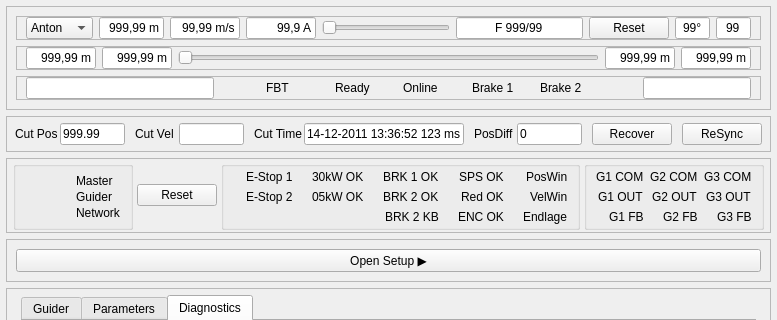
First picture: the form in src/steuerung3d/apps/yellow/ui_split/yellow3_merged.ui, repository martburg/qt_panda_spike_repo, before the edit; both pictures show x 0 to 777 and y 0 to 320 of the 777 by 623 pixel window.
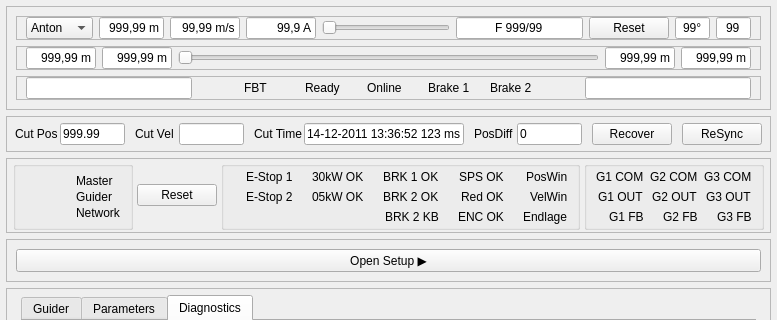
Second picture: the form after the edit.

The edit to the form file:
```diff
--- a/src/steuerung3d/apps/yellow/ui_split/yellow3_merged.ui
+++ b/src/steuerung3d/apps/yellow/ui_split/yellow3_merged.ui
@@ -440,7 +440,7 @@
          <property name="frameShadow">
           <enum>QFrame::Shadow::Raised</enum>
          </property>
-         <layout class="QHBoxLayout" name="horizontalLayout_2" stretch="3,0,1,1,1,1,1,0,0,0">
+         <layout class="QHBoxLayout" name="horizontalLayout_2" stretch="3,0,1,1,1,1,1,0,0,3">
           <property name="topMargin">
            <number>0</number>
           </property>
@@ -448,7 +448,17 @@
            <number>0</number>
           </property>
           <item>
-           <widget class="QLineEdit" name="txtHdrBannerLeft"/>
+           <widget class="QLineEdit" name="txtHdrBannerLeft">
+            <property name="sizePolicy">
+             <sizepolicy hsizetype="Expanding" vsizetype="Fixed">
+              <horstretch>0</horstretch>
+              <verstretch>0</verstretch>
+             </sizepolicy>
+            </property>
+            <property name="alignment">
+             <set>Qt::AlignmentFlag::AlignCenter</set>
+            </property>
+           </widget>
           </item>
           <item>
            <spacer name="horizontalSpacer">
@@ -690,7 +700,17 @@
            </spacer>
           </item>
           <item>
-           <widget class="QLineEdit" name="txtHdrBannerRight"/>
+           <widget class="QLineEdit" name="txtHdrBannerRight">
+            <property name="sizePolicy">
+             <sizepolicy hsizetype="Expanding" vsizetype="Fixed">
+              <horstretch>0</horstretch>
+              <verstretch>0</verstretch>
+             </sizepolicy>
+            </property>
+            <property name="alignment">
+             <set>Qt::AlignmentFlag::AlignCenter</set>
+            </property>
+           </widget>
           </item>
          </layout>
         </widget>
```
